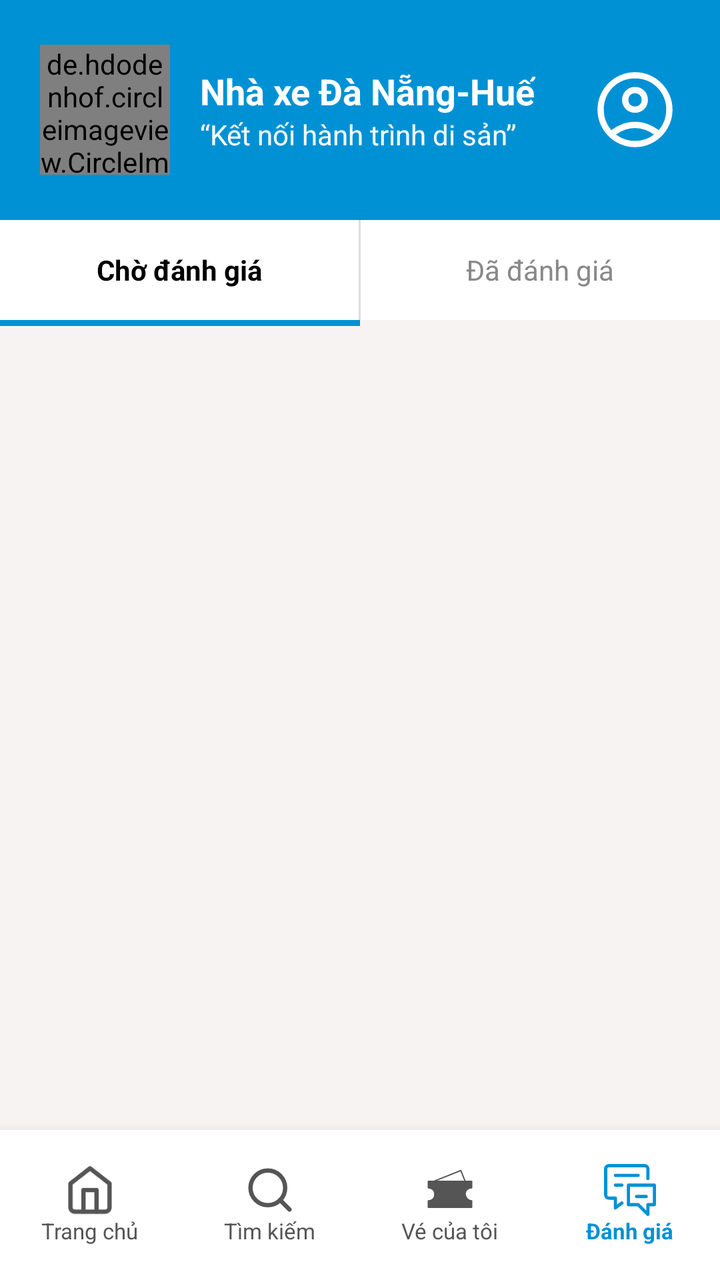
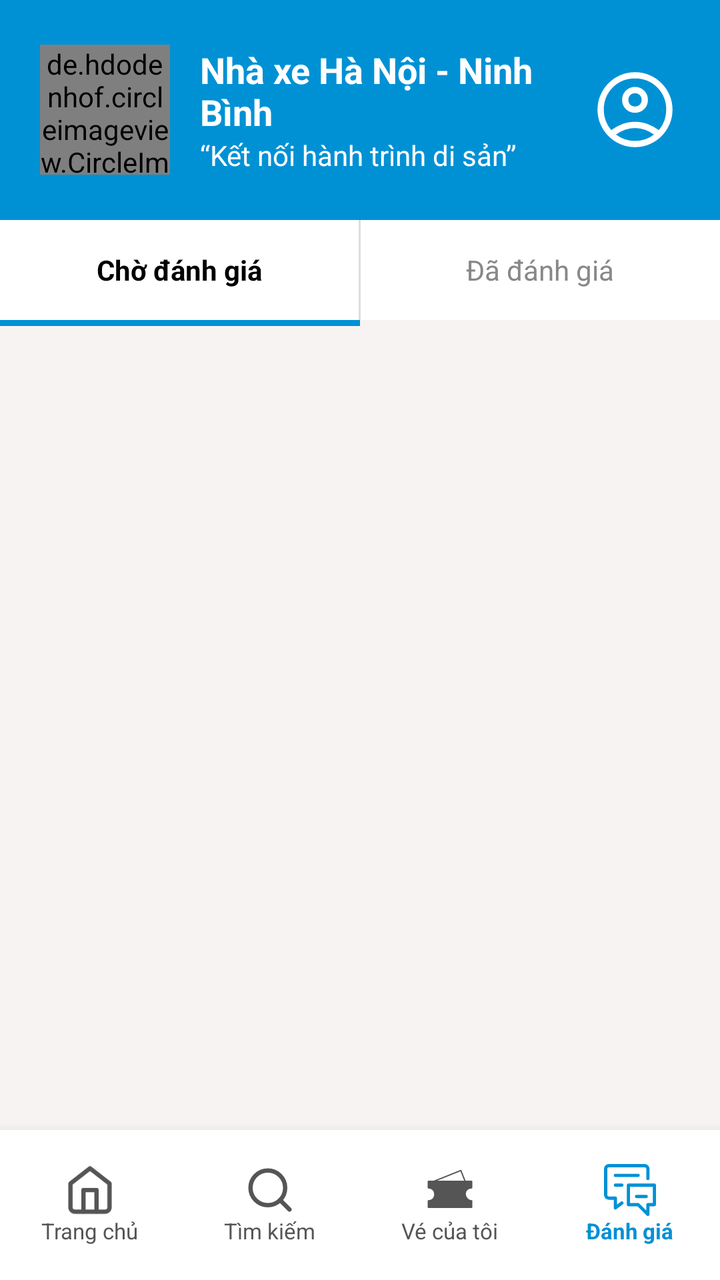

Screens rendered from an Android XML layout before and after an edit, with the pre-edit source and the edit as a unified diff.
<!-- AndroidManifest.xml: application theme Theme.VeXeApp -->
<!-- res/layout/activity_phan_hoi.xml -->
<?xml version="1.0" encoding="utf-8"?>
<androidx.constraintlayout.widget.ConstraintLayout xmlns:android="http://schemas.android.com/apk/res/android"
    xmlns:app="http://schemas.android.com/apk/res-auto"
    android:layout_width="match_parent"
    android:layout_height="match_parent"
    android:background="#F8F3F3">

    
    <LinearLayout
        android:id="@+id/header"
        android:layout_width="match_parent"
        android:layout_height="110dp"
        android:background="#0091D5"
        android:gravity="center_vertical"
        android:orientation="horizontal"
        android:paddingHorizontal="20dp"
        app:layout_constraintTop_toTopOf="parent">

        <de.hdodenhof.circleimageview.CircleImageView
            android:layout_width="65dp"
            android:layout_height="65dp"
            android:src="@drawable/logo"
            app:civ_border_color="@color/white"
            app:civ_border_width="2dp"/>

        <LinearLayout
            android:layout_width="0dp"
            android:layout_height="wrap_content"
            android:layout_marginStart="15dp"
            android:layout_weight="1"
            android:orientation="vertical">
            <TextView
                android:layout_width="wrap_content"
                android:layout_height="wrap_content"
                android:text="Nhà xe Đà Nẵng-Huế"
                android:textColor="@color/white"
                android:textSize="18sp"
                android:textStyle="bold" />
            <TextView
                android:layout_width="wrap_content"
                android:layout_height="wrap_content"
                android:text="“Kết nối hành trình di sản”"
                android:textColor="@color/white"
                android:textSize="14sp" />
        </LinearLayout>
        <ImageView
            android:layout_width="45dp"
            android:layout_height="45dp"
            android:src="@drawable/user"
            app:tint="@color/white" />
    </LinearLayout>

    
    <LinearLayout
        android:id="@+id/tab_layout"
        android:layout_width="match_parent"
        android:layout_height="50dp"
        android:background="@color/white"
        android:orientation="horizontal"
        app:layout_constraintTop_toBottomOf="@+id/header">

        <TextView
            android:id="@+id/tab_pending"
            android:layout_width="0dp"
            android:layout_height="match_parent"
            android:layout_weight="1"
            android:gravity="center"
            android:text="Chờ đánh giá"
            android:textColor="#000000"
            android:textStyle="bold" />

        <View android:layout_width="1dp" android:layout_height="match_parent" android:background="#DDDDDD" />

        <TextView
            android:id="@+id/tab_reviewed"
            android:layout_width="0dp"
            android:layout_height="match_parent"
            android:layout_weight="1"
            android:gravity="center"
            android:text="Đã đánh giá"
            android:textColor="#888888" />
    </LinearLayout>

    
    <View
        android:id="@+id/tab_indicator"
        android:layout_width="0dp"
        android:layout_height="3dp"
        android:background="#0091D5"
        app:layout_constraintWidth_percent="0.5"
        app:layout_constraintStart_toStartOf="parent"
        app:layout_constraintTop_toBottomOf="@id/tab_layout" />

    
    <androidx.core.widget.NestedScrollView
        android:layout_width="match_parent"
        android:layout_height="0dp"
        app:layout_constraintBottom_toTopOf="@+id/bottom_nav"
        app:layout_constraintTop_toBottomOf="@+id/tab_indicator"
        android:layout_marginTop="5dp">

        <LinearLayout
            android:id="@+id/layout_feedback_list"
            android:layout_width="match_parent"
            android:layout_height="wrap_content"
            android:orientation="vertical"
            android:padding="20dp">
        </LinearLayout>
    </androidx.core.widget.NestedScrollView>

    
    <LinearLayout
        android:id="@+id/bottom_nav"
        android:layout_width="match_parent"
        android:layout_height="75dp"
        android:background="@color/white"
        android:elevation="10dp"
        android:orientation="horizontal"
        app:layout_constraintBottom_toBottomOf="parent">
        
        <LinearLayout android:id="@+id/nav_home" android:layout_width="0dp" android:layout_height="match_parent" android:layout_weight="1" android:gravity="center" android:orientation="vertical">
            <ImageView android:layout_width="26dp" android:layout_height="26dp" android:src="@drawable/home" app:tint="#555555"/>
            <TextView android:layout_width="wrap_content" android:layout_height="wrap_content" android:text="Trang chủ" android:textColor="#555555" android:textSize="11sp"/>
        </LinearLayout>
        <LinearLayout android:id="@+id/nav_search" android:layout_width="0dp" android:layout_height="match_parent" android:layout_weight="1" android:gravity="center" android:orientation="vertical">
            <ImageView android:layout_width="26dp" android:layout_height="26dp" android:src="@drawable/search" app:tint="#555555"/>
            <TextView android:layout_width="wrap_content" android:layout_height="wrap_content" android:text="Tìm kiếm" android:textColor="#555555" android:textSize="11sp"/>
        </LinearLayout>
        <LinearLayout android:id="@+id/nav_tickets" android:layout_width="0dp" android:layout_height="match_parent" android:layout_weight="1" android:gravity="center" android:orientation="vertical">
            <ImageView android:layout_width="26dp" android:layout_height="26dp" android:src="@drawable/ticket" app:tint="#555555"/>
            <TextView android:layout_width="wrap_content" android:layout_height="wrap_content" android:text="Vé của tôi" android:textColor="#555555" android:textSize="11sp"/>
        </LinearLayout>
        <LinearLayout android:layout_width="0dp" android:layout_height="match_parent" android:layout_weight="1" android:gravity="center" android:orientation="vertical">
            <ImageView android:layout_width="26dp" android:layout_height="26dp" android:src="@drawable/feedback" app:tint="#0091D5"/>
            <TextView android:layout_width="wrap_content" android:layout_height="wrap_content" android:text="Đánh giá" android:textColor="#0091D5" android:textSize="11sp" android:textStyle="bold" />
        </LinearLayout>
    </LinearLayout>
</androidx.constraintlayout.widget.ConstraintLayout>
<!-- resources referenced by this layout -->
<resources>
  <color name="white">#FFFFFFFF</color>
  <!-- drawable home (drawable) -->
  <vector xmlns:android="http://schemas.android.com/apk/res/android"
      android:width="40dp"
      android:height="40dp"
      android:viewportWidth="24"
      android:viewportHeight="24">
    <path
        android:pathData="M3,9l9,-7 9,7v11a2,2 0,0 1,-2 2H5a2,2 0,0 1,-2 -2z"
        android:strokeLineJoin="round"
        android:strokeWidth="2"
        android:fillColor="#00000000"
        android:strokeColor="#000000"
        android:strokeLineCap="round"/>
    <path
        android:pathData="M9,22l0,-10l6,0l0,10"
        android:strokeLineJoin="round"
        android:strokeWidth="2"
        android:fillColor="#00000000"
        android:strokeColor="#000000"
        android:strokeLineCap="round"/>
  </vector>
  <!-- drawable logo: jpg bitmap (drawable, 201114 bytes) -->
  <!-- drawable search (drawable) -->
  <vector xmlns:android="http://schemas.android.com/apk/res/android"
      android:width="40dp"
      android:height="40dp"
      android:viewportWidth="24"
      android:viewportHeight="24">
    <path
        android:pathData="M11,11m-8,0a8,8 0,1 1,16 0a8,8 0,1 1,-16 0"
        android:strokeLineJoin="round"
        android:strokeWidth="2"
        android:fillColor="#00000000"
        android:strokeColor="#000000"
        android:strokeLineCap="round"/>
    <path
        android:pathData="M21,21L16.65,16.65"
        android:strokeLineJoin="round"
        android:strokeWidth="2"
        android:fillColor="#00000000"
        android:strokeColor="#000000"
        android:strokeLineCap="round"/>
  </vector>
  <!-- drawable ticket (drawable) -->
  <vector xmlns:android="http://schemas.android.com/apk/res/android"
      android:width="54dp"
      android:height="54dp"
      android:viewportWidth="54"
      android:viewportHeight="54">
    <path
        android:pathData="M10.125,18L38.25,6.75L42.75,18"
        android:strokeLineJoin="round"
        android:strokeWidth="1.33333"
        android:fillColor="#00000000"
        android:strokeColor="#000000"
        android:strokeLineCap="round"/>
    <path
        android:pathData="M4.5,18H49.5V24.75C46.125,24.75 42.75,27 42.75,30.938C42.75,34.875 46.125,38.25 49.5,38.25V45H4.5V38.25C7.875,38.25 11.25,36 11.25,31.5C11.25,27 7.875,24.75 4.5,24.75V18Z"
        android:strokeLineJoin="round"
        android:strokeWidth="1.33333"
        android:fillColor="#848383"
        android:strokeColor="#000000"
        android:strokeLineCap="round"/>
    <path
        android:pathData="M19.125,28.558H25.875"
        android:strokeWidth="1.33333"
        android:fillColor="#00000000"
        android:strokeColor="#ffffff"
        android:strokeLineCap="round"/>
    <path
        android:pathData="M19.125,35.308H34.875"
        android:strokeWidth="1.33333"
        android:fillColor="#00000000"
        android:strokeColor="#ffffff"
        android:strokeLineCap="round"/>
  </vector>
  <style name="Theme.VeXeApp" parent="Base.Theme.VeXeApp" />
  <style name="Base.Theme.VeXeApp" parent="Theme.Material3.DayNight.NoActionBar">
          
      </style>
  <!-- unchanged entries left out for length: 2 -->
</resources>

<!-- the commit's change to res/layout/activity_phan_hoi.xml (unified diff, before → after) -->
@@ -32,7 +32,7 @@
             <TextView
                 android:layout_width="wrap_content"
                 android:layout_height="wrap_content"
-                android:text="Nhà xe Đà Nẵng-Huế"
+                android:text="Nhà xe Hà Nội - Ninh Bình"
                 android:textColor="@color/white"
                 android:textSize="18sp"
                 android:textStyle="bold" />
<!-- resource entries referenced after the edit -->
@@ -22,7 +22,7 @@
         android:strokeColor="#000000"
         android:strokeLineCap="round"/>
   </vector>
-  <!-- drawable logo: jpg bitmap (drawable, 201114 bytes) -->
+  <!-- drawable logo: jpg bitmap (drawable, 551135 bytes) -->
   <!-- drawable search (drawable) -->
   <vector xmlns:android="http://schemas.android.com/apk/res/android"
       android:width="40dp"
